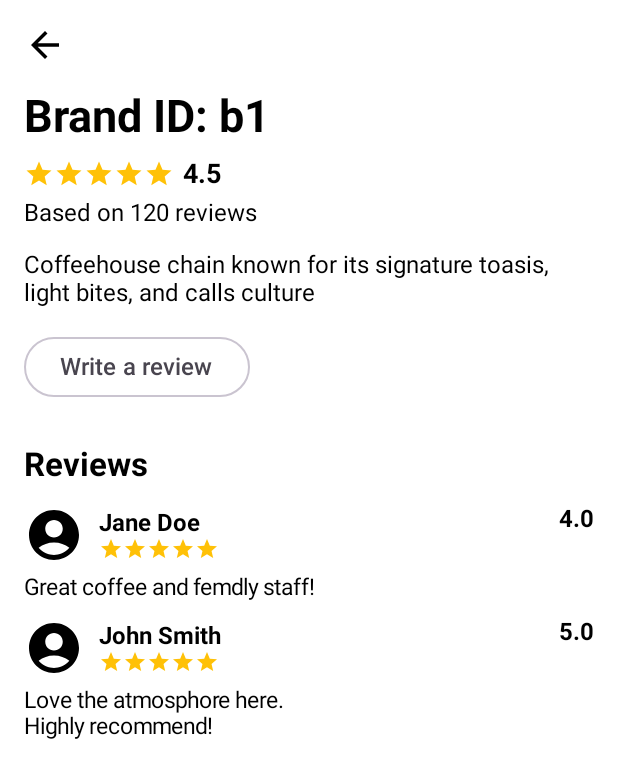
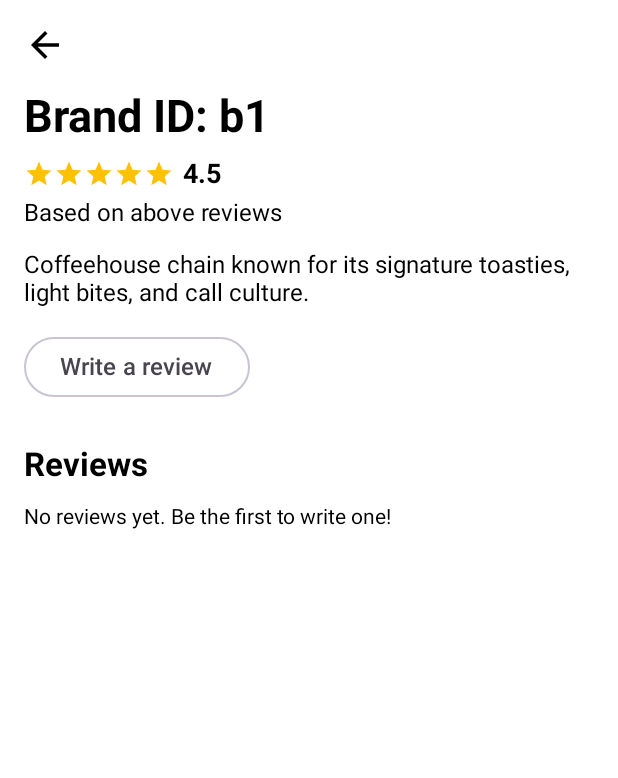
Before and after one commit to myofficework000/ReviewApp, an Android app built with Jetpack Compose: the @Preview function PreviewBrandDetailScreen, on a phone screen of 412 x 824 dp. Shown: the top 778 px of the screen. Run offline under Robolectric (Android 15) with nearby library versions, the phone set to English and light mode, and no system bars; our stand-ins replace Dagger/Hilt's generated code, Firebase (no records; nobody signed in at launch, a user with empty details on screens opened directly).

Commit message:
added reviews feature

```diff
--- a/app/src/main/java/com/code4galaxy/reviewnow/model/data/repository/user/UserRepositoryImpl.kt
+++ b/app/src/main/java/com/code4galaxy/reviewnow/model/data/repository/user/UserRepositoryImpl.kt
@@ -141,7 +141,9 @@ class UserRepositoryImpl(
 
     override suspend fun submitReview(review: Review): UiState<String> {
         return try {
-            firestore.collection("reviews").document(review.id).set(review).await()
+            val newDocRef = firestore.collection("reviews").document()
+            val newReview = review.copy(id = newDocRef.id)
+            newDocRef.set(newReview).await()
             UiState.Success("Review submitted successfully")
         } catch (e: Exception) {
             UiState.Error(e.localizedMessage ?: "Failed to submit review")
--- a/app/src/main/java/com/code4galaxy/reviewnow/view/feature/user/brand/BrandDetailScreen.kt
+++ b/app/src/main/java/com/code4galaxy/reviewnow/view/feature/user/brand/BrandDetailScreen.kt
@@ -26,15 +26,30 @@ import androidx.compose.ui.tooling.preview.Preview
 import androidx.compose.ui.unit.dp
 import androidx.compose.ui.unit.sp
 import com.code4galaxy.reviewnow.R
+import androidx.compose.runtime.LaunchedEffect
+import androidx.compose.runtime.collectAsState
+import androidx.compose.runtime.getValue
+import androidx.compose.material3.CircularProgressIndicator
+import androidx.hilt.navigation.compose.hiltViewModel
+import com.code4galaxy.reviewnow.viewmodel.ReviewViewModel
+import com.code4galaxy.reviewnow.model.UiState
+import com.code4galaxy.reviewnow.model.Review
+import androidx.compose.material.icons.automirrored.filled.ArrowBack
 
 @Composable
 fun BrandDetailScreen(
+    brandId: String,
     modifier: Modifier = Modifier,
-    brandId: String,
-    onSubmit: () -> Unit
+    onSubmit: () -> Unit,
+    viewModel: ReviewViewModel = hiltViewModel() // ✅ Injected ViewModel
 ) {
+    // 🔹 Load and observe reviews
+    LaunchedEffect(brandId) {
+        viewModel.getReviewsForBrand(brandId)
+    }
+    val reviewState by viewModel.brandReviews.collectAsState()
+
     Column(modifier = modifier.padding(dimensionResource(id = R.dimen.dimen_16_dp))) {
-        // Back arrow icon
         Icon(
             imageVector = Icons.Default.ArrowBack,
             contentDescription = "Back",
@@ -42,15 +57,15 @@ fun BrandDetailScreen(
         )
 
         Spacer(modifier = Modifier.height(dimensionResource(id = R.dimen.dimen_16_dp)))
-        // Brand title
+
         Text(
-            text = "Brand ID: $brandId", // Replace with actual brand name from ViewModel if needed
+            text = "Brand ID: $brandId", // You can replace with actual brand name from another ViewModel
             fontSize = 30.sp,
             fontWeight = FontWeight.Bold
         )
 
         Spacer(modifier = Modifier.height(dimensionResource(id = R.dimen.dimen_10_dp)))
-        // Static 5-star rating row
+
         Row(verticalAlignment = Alignment.CenterVertically) {
             repeat(5) {
                 Icon(
@@ -61,38 +76,28 @@ fun BrandDetailScreen(
                 )
             }
             Spacer(modifier = Modifier.width(dimensionResource(id = R.dimen.dimen_6_dp)))
-            Text(
-                text = "4.5",
-                fontSize = 18.sp,
-                fontWeight = FontWeight.Bold
-            )
+            Text("4.5", fontSize = 18.sp, fontWeight = FontWeight.Bold) // You can average this later
         }
 
         Spacer(modifier = Modifier.height(dimensionResource(id = R.dimen.dimen_6_dp)))
-        // Total reviews count
+
+        Text("Based on above reviews", fontSize = 16.sp)
+
+        Spacer(modifier = Modifier.height(dimensionResource(id = R.dimen.dimen_16_dp)))
+
         Text(
-            text = "Based on 120 reviews",
+            text = "Coffeehouse chain known for its signature toasties, light bites, and call culture.",
             fontSize = 16.sp
         )
 
         Spacer(modifier = Modifier.height(dimensionResource(id = R.dimen.dimen_16_dp)))
 
-        // Brand description
-        Text(
-            text = "Coffeehouse chain known for its signature toasis, light bites, and calls culture",
-            fontSize = 16.sp
-        )
-
-        Spacer(modifier = Modifier.height(dimensionResource(id = R.dimen.dimen_16_dp)))
-
-        // review button – triggers onSubmit callback
         OutlinedButton(onClick = onSubmit) {
-            Text(text = "Write a review", fontSize = 16.sp)
+            Text("Write a review", fontSize = 16.sp)
         }
 
         Spacer(modifier = Modifier.height(dimensionResource(id = R.dimen.dimen_28_dp)))
 
-        // Section title for reviews
         Text(
             text = "Reviews",
             fontSize = 22.sp,
@@ -101,10 +106,29 @@ fun BrandDetailScreen(
 
         Spacer(modifier = Modifier.height(14.dp))
 
-        // Sample hardcoded reviews(should replace with real values)
-        UserReview("Jane Doe", 4.0f, "Great coffee and femdly staff!")
-        Spacer(modifier = Modifier.height(12.dp))
-        UserReview("John Smith", 5.0f, "Love the atmosphore here.\nHighly recommend!")
+        // 🔹 Render reviews using UiState
+        when (reviewState) {
+            is UiState.Loading -> CircularProgressIndicator()
+
+            is UiState.Error -> Text(
+                text = (reviewState as UiState.Error).message,
+                color = Color.Red,
+                fontSize = 16.sp
+            )
+
+            is UiState.Success -> {
+                val reviews = (reviewState as UiState.Success<List<Review>>).data
+
+                if (reviews.isEmpty()) {
+                    Text("No reviews yet. Be the first to write one!")
+                } else {
+                    reviews.forEach {
+                        Spacer(modifier = Modifier.height(12.dp))
+                        UserReview(name = it.userId, rating = it.rating.toFloat(), review = it.comment)
+                    }
+                }
+            }
+        }
     }
 }
 
@@ -115,7 +139,6 @@ fun UserReview(name: String, rating: Float, review: String) {
             modifier = Modifier.fillMaxWidth(),
             horizontalArrangement = Arrangement.SpaceBetween
         ) {
-            // User icon and name + stars
             Row(verticalAlignment = Alignment.CenterVertically) {
                 Icon(
                     imageVector = Icons.Default.AccountCircle,
@@ -124,40 +147,25 @@ fun UserReview(name: String, rating: Float, review: String) {
                 )
                 Spacer(modifier = Modifier.width(dimensionResource(id = R.dimen.dimen_10_dp)))
                 Column {
-                    Text(
-                        text = name,
-                        fontWeight = FontWeight.Bold,
-                        fontSize = 16.sp
-                    )
-                    // Static 5 stars
+                    Text(text = name, fontWeight = FontWeight.Bold, fontSize = 16.sp)
                     Row {
-                        repeat(5) {
+                        repeat(5) { i ->
                             Icon(
                                 imageVector = Icons.Default.Star,
                                 contentDescription = null,
-                                tint = Color(0xFFFFC107),
+                                tint = if (rating >= i + 1) Color(0xFFFFC107) else Color.LightGray,
                                 modifier = Modifier.size(dimensionResource(id = R.dimen.dimen_16_dp))
                             )
                         }
                     }
                 }
             }
-
-            // Show rating value
-            Text(
-                text = rating.toString(),
-                fontWeight = FontWeight.Bold,
-                fontSize = 16.sp
-            )
+            Text(rating.toString(), fontWeight = FontWeight.Bold, fontSize = 16.sp)
         }
 
         Spacer(modifier = Modifier.height(dimensionResource(id = R.dimen.dimen_6_dp)))
 
-        // User's review text
-        Text(
-            text = review,
-            fontSize = 15.sp
-        )
+        Text(text = review, fontSize = 15.sp)
     }
 }
 
--- a/app/src/main/java/com/code4galaxy/reviewnow/view/navigation/UserNavGraph.kt
+++ b/app/src/main/java/com/code4galaxy/reviewnow/view/navigation/UserNavGraph.kt
@@ -6,6 +6,7 @@ import androidx.navigation.NavType
 import androidx.navigation.compose.composable
 import androidx.navigation.navArgument
 import androidx.navigation.navigation
+import com.google.firebase.auth.FirebaseAuth
 import com.code4galaxy.reviewnow.view.feature.common.UserDashboard
 import com.code4galaxy.reviewnow.view.feature.user.MainScreen
 
@@ -52,7 +53,8 @@ fun NavGraphBuilder.userNavGraph(
             arguments = listOf(navArgument("brandId") { type = NavType.StringType })
         ) {
             val brandId = it.arguments?.getString("brandId") ?: ""
-            SubmitReviewScreen(brandId)
+            val userId = FirebaseAuth.getInstance().currentUser?.uid ?: ""
+            SubmitReviewScreen(brandId = brandId, userId = userId)
         }
 
         composable(Screen.MyReviews.route) {
--- /dev/null
+++ b/app/src/main/java/com/code4galaxy/reviewnow/viewmodel/ReviewViewModel.kt
@@ -0,0 +1,38 @@
+package com.code4galaxy.reviewnow.viewmodel
+
+import androidx.lifecycle.ViewModel
+import androidx.lifecycle.viewModelScope
+import com.code4galaxy.reviewnow.model.Review
+import com.code4galaxy.reviewnow.model.UiState
+import com.code4galaxy.reviewnow.model.data.repository.user.IUserRepository
+import dagger.hilt.android.lifecycle.HiltViewModel
+import kotlinx.coroutines.flow.MutableStateFlow
+import kotlinx.coroutines.flow.StateFlow
+import kotlinx.coroutines.launch
+import javax.inject.Inject
+
+@HiltViewModel
+class ReviewViewModel @Inject constructor(
+    private val userRepository: IUserRepository
+) : ViewModel() {
+
+    private val _submitReviewState = MutableStateFlow<UiState<String>>(UiState.Loading)
+    val submitReviewState: StateFlow<UiState<String>> = _submitReviewState
+
+    private val _brandReviews = MutableStateFlow<UiState<List<Review>>>(UiState.Loading)
+    val brandReviews: StateFlow<UiState<List<Review>>> = _brandReviews
+
+    fun submitReview(review: Review) {
+        viewModelScope.launch {
+            _submitReviewState.value = UiState.Loading
+            _submitReviewState.value = userRepository.submitReview(review)
+        }
+    }
+
+    fun getReviewsForBrand(brandId: String) {
+        viewModelScope.launch {
+            userRepository.getReviewsForBrand(brandId)
+                .collect { _brandReviews.value = it }
+        }
+    }
+}
```
Also changed, not shown: app/src/main/java/com/code4galaxy/reviewnow/view/feature/user/home/HomeScreen.kt (+10 -8 lines), app/src/main/java/com/code4galaxy/reviewnow/view/feature/user/submit_review/SubmitReviewScreen.kt (+34 -27 lines), 1 other file.
